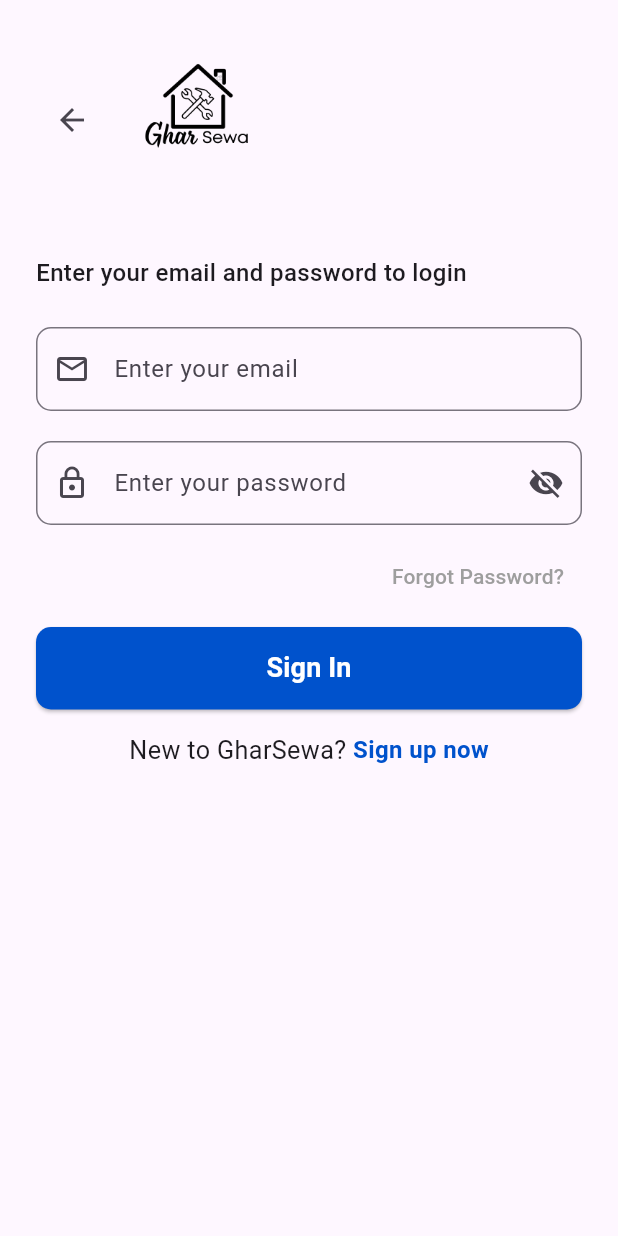
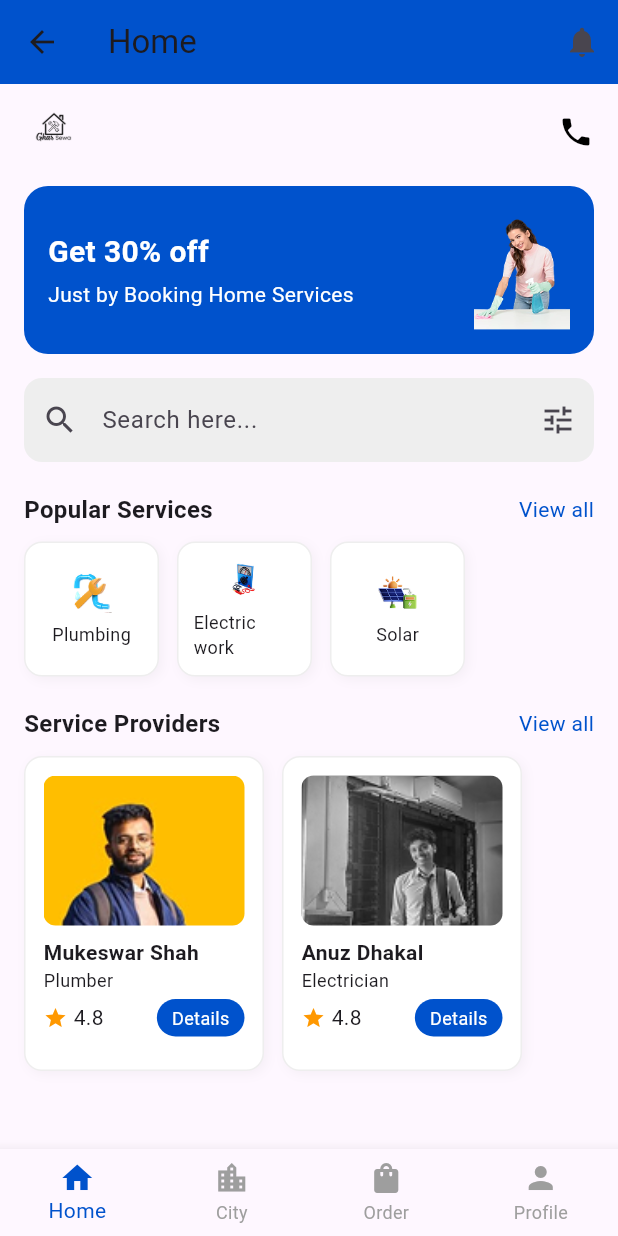
Before and after one commit to sangit-pokhrel/GharSewa, a Flutter app: the screen it shows after launch, after a tap on "Sign In", on a phone screen of 412 x 824 dp. Run offline on Flutter 3.47's test engine with Material 3 defaults, Android fonts, the phone set to English and light mode, and no system bars.

Commit message:
made the homepage

```diff
--- /dev/null
+++ b/lib/common/bottom_navbar.dart
@@ -0,0 +1,25 @@
+import 'package:flutter/material.dart';
+
+class BottomNavBar extends StatelessWidget {
+  final int currentIndex;
+  final Function(int)? onTap;
+
+  const BottomNavBar({super.key, required this.currentIndex, this.onTap});
+
+  @override
+  Widget build(BuildContext context) {
+    return BottomNavigationBar(
+      currentIndex: currentIndex,
+      selectedItemColor: const Color(0xFF0052CC),
+      unselectedItemColor: Colors.grey,
+      type: BottomNavigationBarType.fixed,
+      items: const [
+        BottomNavigationBarItem(icon: Icon(Icons.home), label: "Home"),
+        BottomNavigationBarItem(icon: Icon(Icons.location_city), label: "City"),
+        BottomNavigationBarItem(icon: Icon(Icons.shopping_bag), label: "Order"),
+        BottomNavigationBarItem(icon: Icon(Icons.person), label: "Profile"),
+      ],
+      onTap: onTap,
+    );
+  }
+}
--- /dev/null
+++ b/lib/view/home_screen.dart
@@ -0,0 +1,258 @@
+import 'package:flutter/material.dart';
+import 'package:ghar_sewa/common/bottom_navbar.dart';
+
+class HomeScreen extends StatelessWidget {
+  const HomeScreen({super.key});
+
+  @override
+  Widget build(BuildContext context) {
+    return Scaffold(
+      bottomNavigationBar: BottomNavBar(currentIndex: 0),
+      appBar: AppBar(
+        title: const Text("Home"),
+        backgroundColor: const Color(0xFF0052CC),
+        actions: [
+          IconButton(icon: const Icon(Icons.notifications), onPressed: () {}),
+        ],
+      ),
+      body: SafeArea(
+        child: Padding(
+          padding: const EdgeInsets.symmetric(horizontal: 16, vertical: 12),
+          child: SingleChildScrollView(
+            child: Column(
+              crossAxisAlignment: CrossAxisAlignment.start,
+              children: [
+                /// Header with Logo and Call Icon
+                Row(
+                  mainAxisAlignment: MainAxisAlignment.spaceBetween,
+                  children: [
+                    Image.asset(
+                      'assets/logo/removed-blacklogo.png',
+                      height: 40,
+                    ),
+                    const Icon(Icons.phone, color: Colors.black),
+                  ],
+                ),
+                const SizedBox(height: 16),
+
+                /// Promotion Card
+                Container(
+                  decoration: BoxDecoration(
+                    color: const Color(0xFF0052CC),
+                    borderRadius: BorderRadius.circular(16),
+                  ),
+                  padding: const EdgeInsets.all(16),
+                  child: Row(
+                    children: [
+                      Expanded(
+                        child: Column(
+                          crossAxisAlignment: CrossAxisAlignment.start,
+                          children: const [
+                            Text(
+                              "Get 30% off",
+                              style: TextStyle(
+                                color: Colors.white,
+                                fontSize: 20,
+                                fontWeight: FontWeight.bold,
+                              ),
+                            ),
+                            SizedBox(height: 4),
+                            Text(
+                              "Just by Booking Home Services",
+                              style: TextStyle(color: Colors.white),
+                            ),
+                          ],
+                        ),
+                      ),
+                      Image.asset('assets/images/home1.png', height: 80),
+                    ],
+                  ),
+                ),
+                const SizedBox(height: 16),
+
+                /// Search Box
+                TextField(
+                  decoration: InputDecoration(
+                    hintText: 'Search here...',
+                    prefixIcon: const Icon(Icons.search),
+                    suffixIcon: const Icon(Icons.tune),
+                    filled: true,
+                    fillColor: Colors.grey[200],
+                    border: OutlineInputBorder(
+                      borderRadius: BorderRadius.circular(12),
+                      borderSide: BorderSide.none,
+                    ),
+                  ),
+                ),
+                const SizedBox(height: 20),
+
+                /// Popular Services
+                _buildSectionHeader("Popular Services"),
+                const SizedBox(height: 10),
+                SizedBox(
+                  height: 90,
+                  child: ListView(
+                    scrollDirection: Axis.horizontal,
+                    children: [
+                      _buildServiceCard('Plumbing', 'assets/icons/Plumber.png'),
+                      _buildServiceCard(
+                        'Electric work',
+                        'assets/icons/Multimeter.png',
+                      ),
+                      _buildServiceCard('Solar', 'assets/icons/Solar.png'),
+                    ],
+                  ),
+                ),
+                const SizedBox(height: 20),
+
+                /// Service Providers
+                _buildSectionHeader("Service Providers"),
+                const SizedBox(height: 10),
+                SizedBox(
+                  height: 210,
+                  child: ListView(
+                    scrollDirection: Axis.horizontal,
+                    children: [
+                      _buildProviderCard(
+                        "Mukeswar Shah",
+                        "Plumber",
+                        "assets/images/mukesh.png",
+                      ),
+                      _buildProviderCard(
+                        "Anuz Dhakal",
+                        "Electrician",
+                        "assets/images/anuz.png",
+                        isGray: true,
+                      ),
+                    ],
+                  ),
+                ),
+              ],
+            ),
+          ),
+        ),
+      ),
+    );
+  }
+
+  /// Section Title and View All
+  Widget _buildSectionHeader(String title) {
+    return Row(
+      mainAxisAlignment: MainAxisAlignment.spaceBetween,
+      children: [
+        Text(
+          title,
+          style: const TextStyle(fontWeight: FontWeight.bold, fontSize: 16),
+        ),
+        const Text("View all", style: TextStyle(color: Color(0xFF0052CC))),
+      ],
+    );
+  }
+
+  /// Popular Service Card
+  Widget _buildServiceCard(String title, String iconPath) {
+    return Container(
+      width: 90,
+      margin: const EdgeInsets.only(right: 12),
+      padding: const EdgeInsets.all(10),
+      decoration: BoxDecoration(
+        color: Colors.white,
+        borderRadius: BorderRadius.circular(12),
+        border: Border.all(color: Colors.grey.shade200),
+        boxShadow: [
+          BoxShadow(
+            color: Colors.grey.withOpacity(0.1),
+            blurRadius: 6,
+            offset: const Offset(2, 2),
+          ),
+        ],
+      ),
+      child: Column(
+        mainAxisAlignment: MainAxisAlignment.center,
+        children: [
+          Image.asset(iconPath, height: 28),
+          const SizedBox(height: 6),
+          Text(title, style: const TextStyle(fontSize: 12)),
+        ],
+      ),
+    );
+  }
+
+  /// Service Provider Card
+  Widget _buildProviderCard(
+    String name,
+    String role,
+    String imagePath, {
+    bool isGray = false,
+  }) {
+    return Container(
+      width: 160,
+      margin: const EdgeInsets.only(right: 12),
+      padding: const EdgeInsets.all(12),
+      decoration: BoxDecoration(
+        color: Colors.white,
+        borderRadius: BorderRadius.circular(12),
+        border: Border.all(color: Colors.grey.shade200),
+        boxShadow: [
+          BoxShadow(
+            color: Colors.grey.withOpacity(0.1),
+            blurRadius: 6,
+            offset: const Offset(2, 2),
+          ),
+        ],
+      ),
+      child: Column(
+        crossAxisAlignment: CrossAxisAlignment.start,
+        children: [
+          ClipRRect(
+            borderRadius: BorderRadius.circular(8),
+            child: ColorFiltered(
+              colorFilter:
+                  isGray
+                      ? const ColorFilter.mode(
+                        Colors.grey,
+                        BlendMode.saturation,
+                      )
+                      : const ColorFilter.mode(
+                        Colors.transparent,
+                        BlendMode.multiply,
+                      ),
+              child: Image.asset(
+                imagePath,
+                height: 100,
+                width: double.infinity,
+                fit: BoxFit.cover,
+              ),
+            ),
+          ),
+          const SizedBox(height: 8),
+          Text(name, style: const TextStyle(fontWeight: FontWeight.bold)),
+          Text(role, style: const TextStyle(fontSize: 12)),
+          const SizedBox(height: 4),
+          Row(
+            children: [
+              const Icon(Icons.star, color: Colors.orange, size: 16),
+              const SizedBox(width: 4),
+              const Text("4.8"),
+              const Spacer(),
+              Container(
+                decoration: BoxDecoration(
+                  color: const Color(0xFF0052CC),
+                  borderRadius: BorderRadius.circular(20),
+                ),
+                padding: const EdgeInsets.symmetric(
+                  horizontal: 10,
+                  vertical: 4,
+                ),
+                child: const Text(
+                  "Details",
+                  style: TextStyle(color: Colors.white, fontSize: 12),
+                ),
+              ),
+            ],
+          ),
+        ],
+      ),
+    );
+  }
+}
--- a/lib/view/login_screen.dart
+++ b/lib/view/login_screen.dart
@@ -1,4 +1,5 @@
 import 'package:flutter/material.dart';
+import 'package:ghar_sewa/view/home_screen.dart';
 import 'package:ghar_sewa/view/signup_screen.dart';
 
 class LoginScreen extends StatefulWidget {
@@ -84,7 +85,14 @@ class _LoginScreenState extends State<LoginScreen> {
                 width: double.infinity,
                 height: 55,
                 child: ElevatedButton(
-                  onPressed: () {},
+                  onPressed: () {
+                    Navigator.push(
+                      context,
+                      MaterialPageRoute(
+                        builder: (context) => const HomeScreen(),
+                      ),
+                    );
+                  },
                   style: ElevatedButton.styleFrom(
                     backgroundColor: Color(0xFF0052CC),
                     shape: RoundedRectangleBorder(
```
Also changed, not shown: assets/icons/Multimeter.png (added), assets/icons/Plumber.png (added), assets/icons/Solar.png (added), assets/images/anuz.png (added), assets/images/home1.png (added), assets/images/mukesh.png (added).
